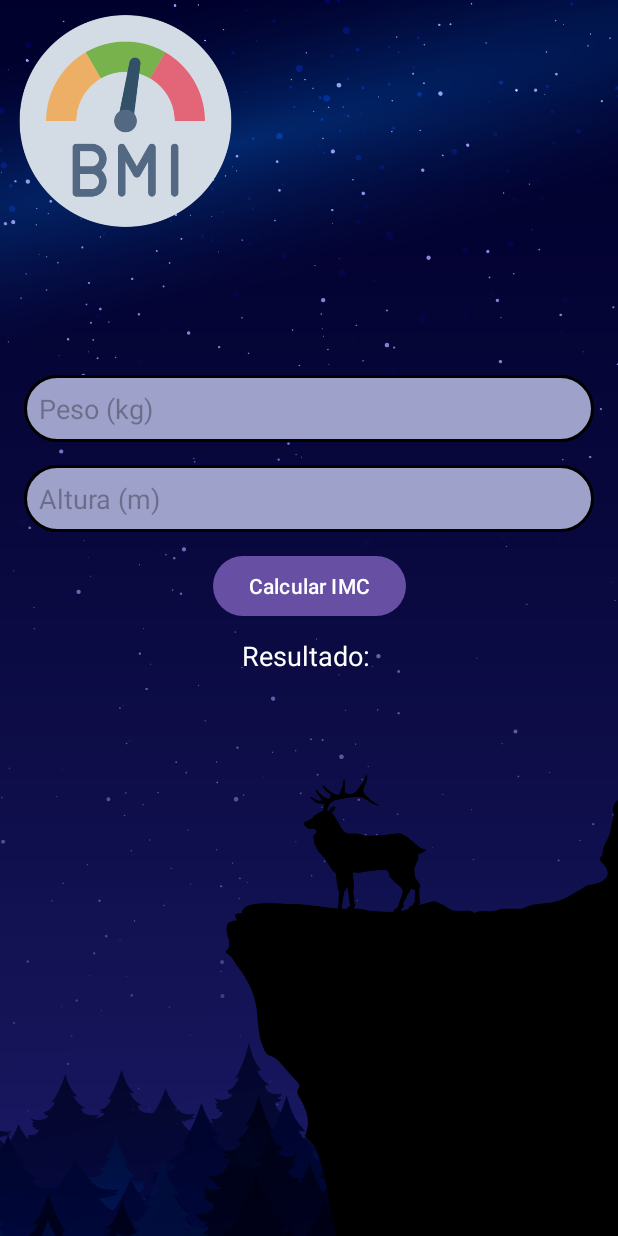
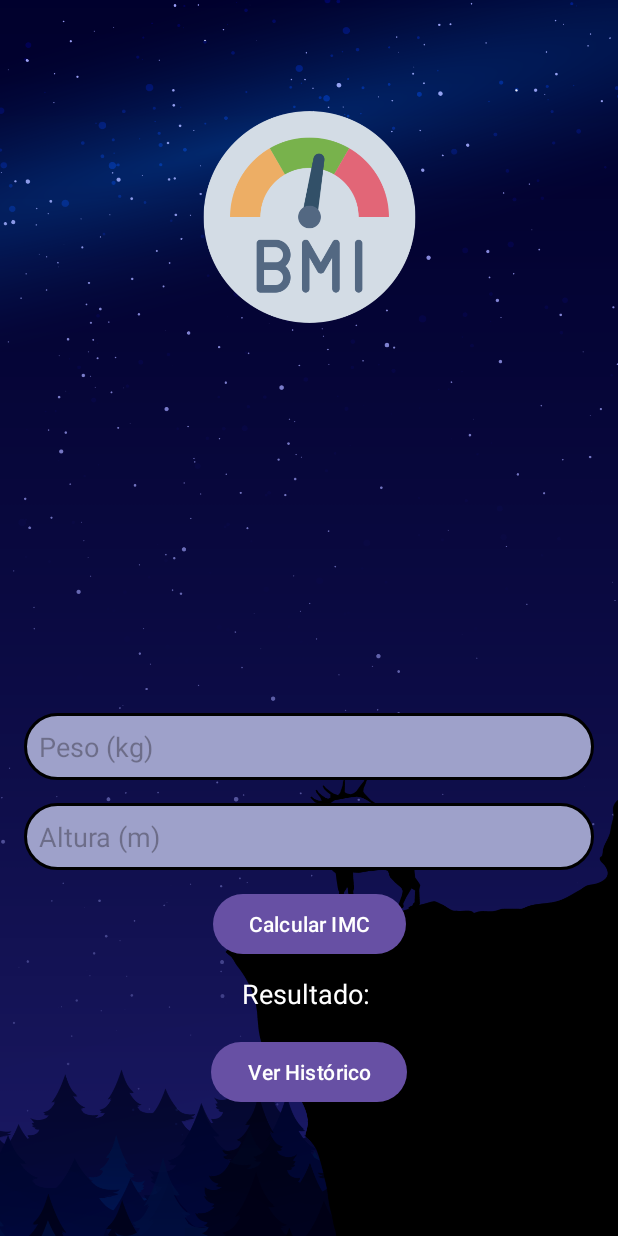
Before and after one commit to f-nogueira/Projeto_IMC, an Android app: the screen it shows after launch (MainActivity), on a phone screen of 412 x 824 dp. Run offline under Robolectric (Android 15) with nearby library versions, the phone set to English and light mode, and no system bars; our stand-ins replace Room's generated code.

Commit message:
IMC Atualizado

```diff
--- a/app/src/main/java/com/example/imcapp2/MainActivity.kt
+++ b/app/src/main/java/com/example/imcapp2/MainActivity.kt
@@ -1,22 +1,39 @@
 package com.example.imcapp2
 
+import android.content.Intent
 import android.os.Bundle
 import android.widget.Button
 import android.widget.EditText
 import android.widget.TextView
 import android.widget.Toast
 import androidx.appcompat.app.AppCompatActivity
+import androidx.lifecycle.lifecycleScope
+import androidx.room.Room
+import com.example.imcapp2.model.AppDatabase
+import com.example.imcapp2.model.ImcEntity
+import kotlinx.coroutines.launch
 
 class MainActivity : AppCompatActivity() {
+
+    // Instância do banco de dados
+    private lateinit var db: AppDatabase
 
     override fun onCreate(savedInstanceState: Bundle?) {
         super.onCreate(savedInstanceState)
         setContentView(R.layout.activity_main)
 
+        // Inicializa o banco de dados
+        db = Room.databaseBuilder(
+            applicationContext,
+            AppDatabase::class.java,
+            "imc_database"
+        ).build()
+
         val edtPeso: EditText = findViewById(R.id.edtPeso)
         val edtAltura: EditText = findViewById(R.id.edtAltura)
         val btnCalcular: Button = findViewById(R.id.btnCalcular)
         val txtResultado: TextView = findViewById(R.id.txtResultado)
+        val btnHistorico: Button = findViewById(R.id.btnHistorico) // Botão novo para ver o histórico
 
         // Ação ao clicar no botão de calcular
         btnCalcular.setOnClickListener {
@@ -30,6 +47,15 @@ class MainActivity : AppCompatActivity() {
 
             val imc = calcularIMC(peso, altura)
             txtResultado.text = "Resultado: IMC = %.2f".format(imc)
+
+            // Chama a função para salvar no banco
+            salvarImc(peso, altura, imc)
+        }
+
+        // Ação ao clicar no botão de ver histórico
+        btnHistorico.setOnClickListener {
+            val intent = Intent(this, HistoricoActivity::class.java)
+            startActivity(intent)
         }
     }
 
@@ -37,4 +63,16 @@ class MainActivity : AppCompatActivity() {
     private fun calcularIMC(peso: Float, altura: Float): Float {
         return peso / (altura * altura)
     }
+
+    // Função para salvar o IMC no banco de dados
+    private fun salvarImc(peso: Float, altura: Float, imc: Float) {
+        lifecycleScope.launch {
+            val imcEntity = ImcEntity(
+                idade = 0, // Ainda não pega idade, deixamos 0
+                peso = peso,
+                imc = imc
+            )
+            db.Dao().insert(imcEntity)
+        }
+    }
 }
--- /dev/null
+++ b/app/src/main/java/com/example/imcapp2/model/AppDatabase.kt
@@ -0,0 +1,9 @@
+package com.example.imcapp2.model
+
+import androidx.room.Database
+import androidx.room.RoomDatabase
+
+@Database(entities = [ImcEntity::class], version = 1)
+abstract class AppDatabase : RoomDatabase() {
+    abstract fun Dao(): Dao
+}
--- /dev/null
+++ b/app/src/main/java/com/example/imcapp2/model/Dao.kt
@@ -0,0 +1,14 @@
+package com.example.imcapp2.model
+
+import androidx.room.Dao
+import androidx.room.Insert
+import androidx.room.Query
+
+@Dao
+interface Dao {
+    @Insert
+    suspend fun insert(imcEntity: ImcEntity)
+
+    @Query("SELECT * FROM imc_table")
+    suspend fun getAll(): List<ImcEntity>
+}
--- a/app/src/main/res/drawable/novaimg.xml
+++ b/app/src/main/res/drawable/novaimg.xml
@@ -5,7 +5,7 @@
     <corners android:radius="16dp"/>
     <stroke android:color="#000000" android:width="2dp"/>
     <bitmap
-        android:src="@drawable/your_image"
+        android:src="@drawable/novaimg"
     android:tileMode="disabled"
     android:gravity="center" />
 </shape>
--- a/app/src/main/res/layout/activity_main.xml
+++ b/app/src/main/res/layout/activity_main.xml
@@ -11,12 +11,15 @@
     <!-- Campo para o Peso -->
 
     <ImageView
+        android:id="@+id/iconebom"
         android:layout_width="167dp"
         android:layout_height="161dp"
         android:gravity="center"
         android:src="@drawable/iconebom"
-        tools:layout_editor_absoluteX="122dp"
-        tools:layout_editor_absoluteY="64dp" />
+        app:layout_constraintTop_toTopOf="parent"
+        app:layout_constraintStart_toStartOf="parent"
+        app:layout_constraintEnd_toEndOf="parent"
+        android:layout_marginTop="64dp"/>
 
     <EditText
         android:id="@+id/edtPeso"
@@ -26,10 +29,9 @@
         android:inputType="numberDecimal"
         android:background="@drawable/css"
         android:padding="10dp"
-        app:marginTop="10dp"
         app:layout_constraintEnd_toEndOf="parent"
         app:layout_constraintStart_toStartOf="parent"
-        app:layout_constraintTop_toTopOf="parent"
+        app:layout_constraintTop_toBottomOf="@id/iconebom"
         android:layout_marginTop="250dp"/>
 
     <!-- Campo para a Altura -->
@@ -70,4 +72,14 @@
         android:layout_marginTop="10dp"
         android:textColor="@color/white"/>
 
+    <Button
+        android:id="@+id/btnHistorico"
+        android:layout_width="wrap_content"
+        android:layout_height="wrap_content"
+        android:text="Ver Histórico"
+        app:layout_constraintTop_toBottomOf="@id/txtResultado"
+        app:layout_constraintStart_toStartOf="parent"
+        app:layout_constraintEnd_toEndOf="parent"
+        android:layout_marginTop="16dp"/>
+
 </androidx.constraintlayout.widget.ConstraintLayout>
```
Also changed, not shown: app/build.gradle.kts (+10 -0 lines), app/src/main/AndroidManifest.xml (+8 -1 lines), app/src/main/java/com/example/imcapp2/HistoricoActivity.kt (added, +44 -0 lines), app/src/main/java/com/example/imcapp2/ImcAdapter.kt (added, +44 -0 lines), app/src/main/java/com/example/imcapp2/model/ImcEntity.kt (added, +12 -0 lines), app/src/main/res/layout/activity_historico.xml (added, +38 -0 lines), app/src/main/res/layout/item_imc.xml (added, +29 -0 lines).
